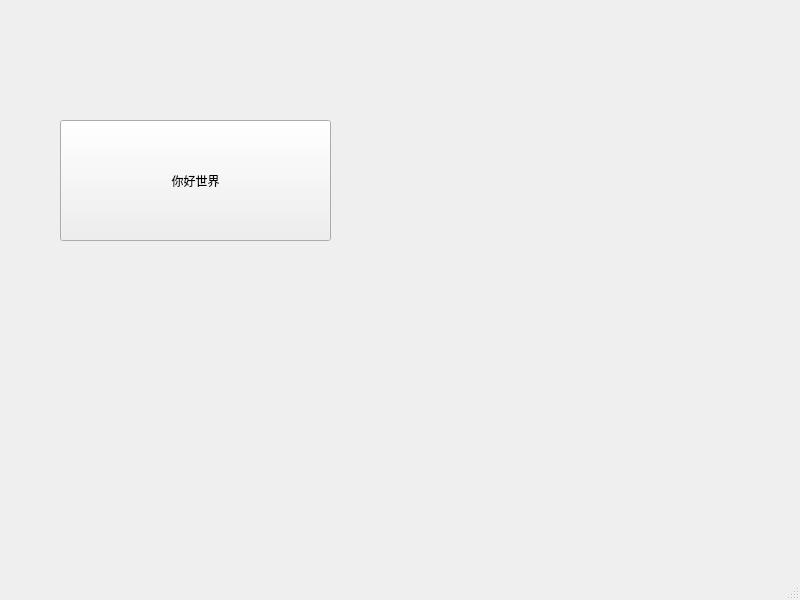
rayxuln/MyQtMultiPlatform0, file MainWindow.ui: the form before one commit.
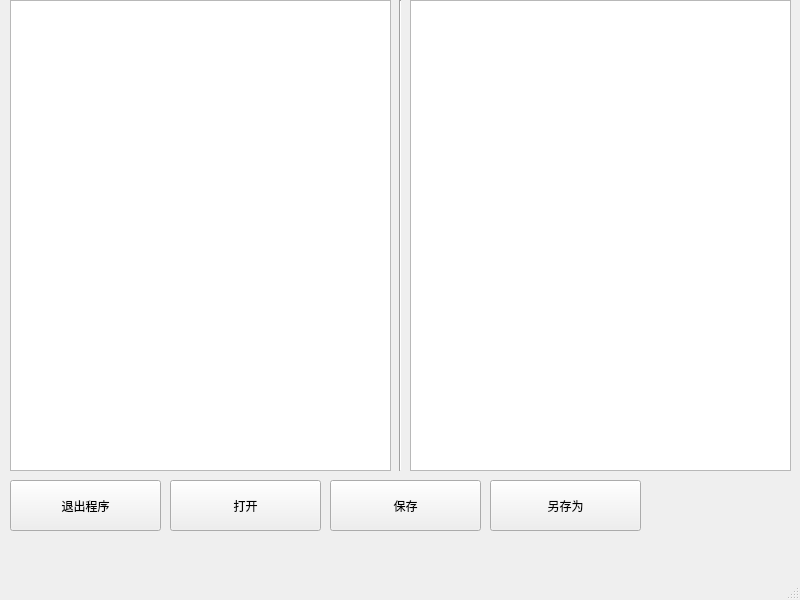
The form after the commit.

```diff
--- a/MainWindow.ui
+++ b/MainWindow.ui
@@ -17,14 +17,89 @@
    <widget class="QPushButton" name="pushButton">
     <property name="geometry">
      <rect>
-      <x>60</x>
-      <y>120</y>
-      <width>271</width>
-      <height>121</height>
+      <x>10</x>
+      <y>480</y>
+      <width>151</width>
+      <height>51</height>
      </rect>
     </property>
     <property name="text">
-     <string>你好世界</string>
+     <string>退出程序</string>
+    </property>
+   </widget>
+   <widget class="QTreeView" name="treeView">
+    <property name="geometry">
+     <rect>
+      <x>10</x>
+      <y>0</y>
+      <width>381</width>
+      <height>471</height>
+     </rect>
+    </property>
+    <property name="animated">
+     <bool>true</bool>
+    </property>
+   </widget>
+   <widget class="QTextBrowser" name="textBrowser">
+    <property name="geometry">
+     <rect>
+      <x>410</x>
+      <y>0</y>
+      <width>381</width>
+      <height>471</height>
+     </rect>
+    </property>
+   </widget>
+   <widget class="Line" name="line">
+    <property name="geometry">
+     <rect>
+      <x>390</x>
+      <y>0</y>
+      <width>20</width>
+      <height>471</height>
+     </rect>
+    </property>
+    <property name="orientation">
+     <enum>Qt::Vertical</enum>
+    </property>
+   </widget>
+   <widget class="QPushButton" name="openButton">
+    <property name="geometry">
+     <rect>
+      <x>170</x>
+      <y>480</y>
+      <width>151</width>
+      <height>51</height>
+     </rect>
+    </property>
+    <property name="text">
+     <string>打开</string>
+    </property>
+   </widget>
+   <widget class="QPushButton" name="saveButton">
+    <property name="geometry">
+     <rect>
+      <x>330</x>
+      <y>480</y>
+      <width>151</width>
+      <height>51</height>
+     </rect>
+    </property>
+    <property name="text">
+     <string>保存</string>
+    </property>
+   </widget>
+   <widget class="QPushButton" name="saveAnotherButton">
+    <property name="geometry">
+     <rect>
+      <x>490</x>
+      <y>480</y>
+      <width>151</width>
+      <height>51</height>
+     </rect>
+    </property>
+    <property name="text">
+     <string>另存为</string>
     </property>
    </widget>
   </widget>
```
Left out of the diff: 6 changed lines with no effect on the pictures.
